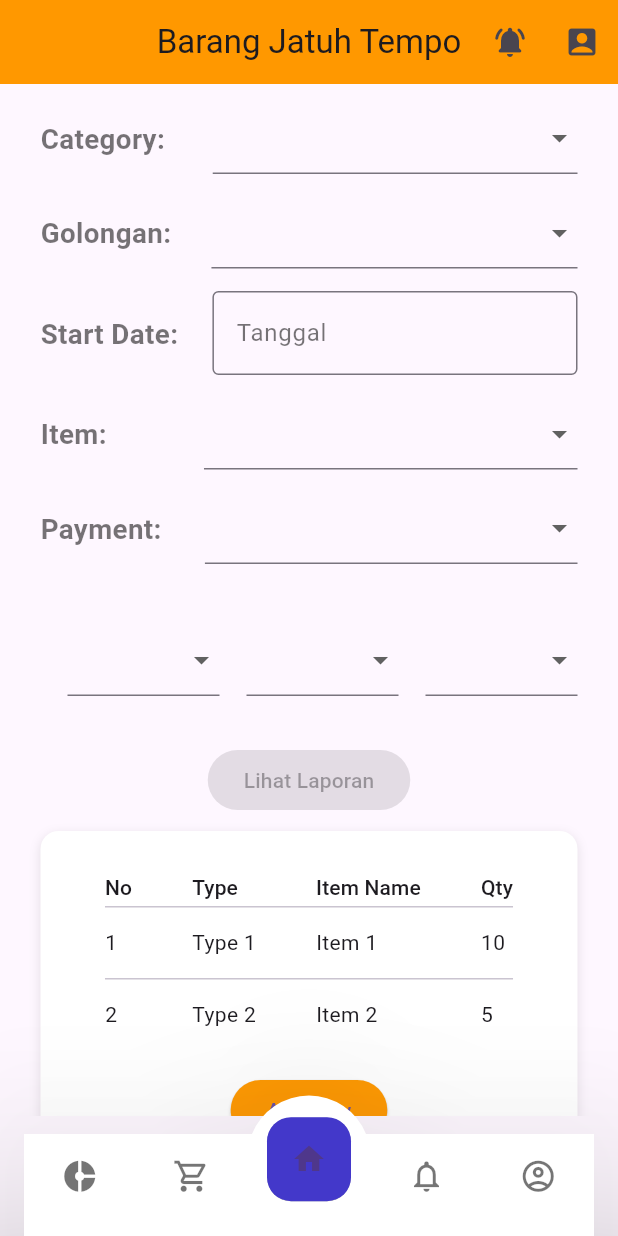
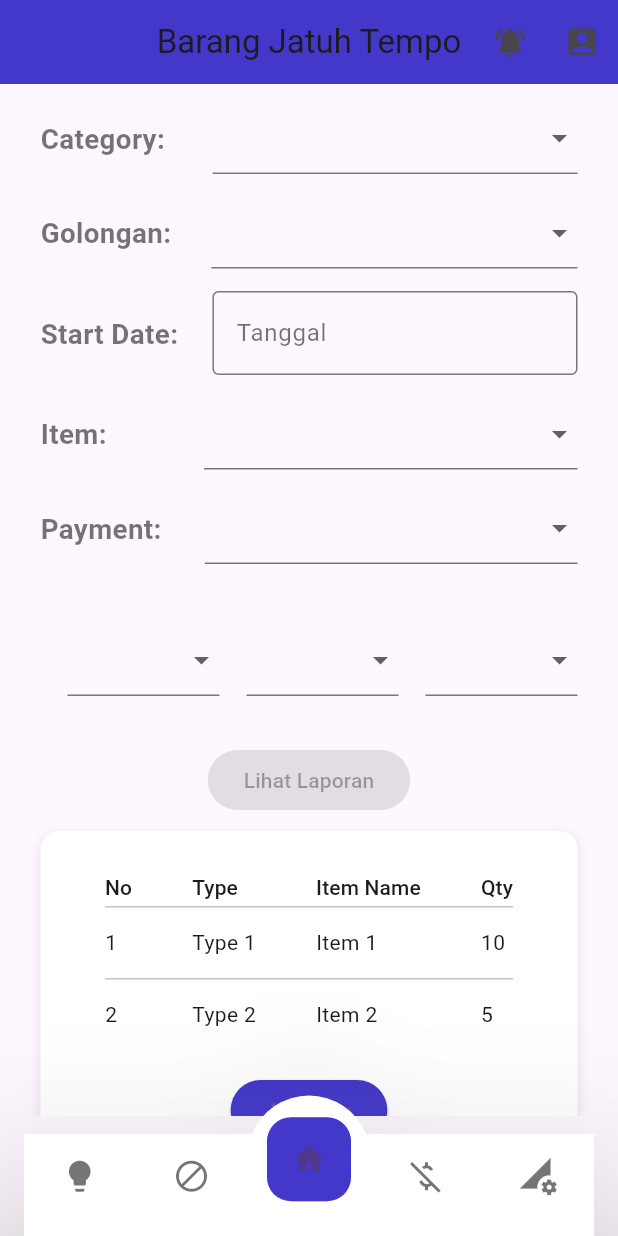
Before and after one commit to hazz01/PharmacyCashierSystem, a Flutter app: the Mobile_Jatuh_Tempo screen opened directly, on a phone screen of 412 x 824 dp. Run offline on Flutter 3.47's test engine with Material 3 defaults, Android fonts, the phone set to English and light mode, and no system bars; our stand-ins replace draggable_home, flutter_spinkit; missing offline and left inert: footer; network calls fail.

Commit message:
fix: main color

```diff
--- a/lib/addBarang.dart
+++ b/lib/addBarang.dart
@@ -41,7 +41,7 @@ class _addBarangState extends State<addBarang> {
     int currentPage = 0;
     return Scaffold(
       appBar: AppBar(
-        automaticallyImplyLeading: false,
+        // automaticallyImplyLeading: false,
         centerTitle: true,
         title:
             const Text("Tambah Barang", style: TextStyle(color: Colors.white)),
--- a/lib/main.dart
+++ b/lib/main.dart
@@ -228,7 +228,7 @@ class _BottomNavBarRaisedInsetFb1State
               children: [
                 NavBarIcon(
                   text: "Home",
-                  icon: Icons.donut_small_sharp,
+                  icon: Icons.lightbulb,
                   selected: widget.onPageChanged == 1,
                   onPressed: () {
                     setState(() {
@@ -250,7 +250,7 @@ class _BottomNavBarRaisedInsetFb1State
                 ),
                 NavBarIcon(
                   text: "Search",
-                  icon: Icons.local_grocery_store_outlined,
+                  icon: Icons.do_not_disturb_alt_outlined,
                   selected: widget.onPageChanged == 2,
                   onPressed: () {
                     setState(() {
@@ -261,7 +261,7 @@ class _BottomNavBarRaisedInsetFb1State
                       PageRouteBuilder(
                         transitionDuration: Duration.zero,
                         pageBuilder: (context, animation, secondaryAnimation) =>
-                            ShowDatabase(),
+                            Mobile_Kosong(),
                       ),
                     );
                   },
@@ -271,7 +271,7 @@ class _BottomNavBarRaisedInsetFb1State
                 const SizedBox(width: 56),
                 NavBarIcon(
                     text: "Cart",
-                    icon: Icons.notifications_none,
+                    icon: Icons.money_off_csred,
                     selected: widget.onPageChanged == 4,
                     onPressed: () {
                       setState(() {
@@ -291,7 +291,7 @@ class _BottomNavBarRaisedInsetFb1State
                     selectedColor: primaryColor),
                 NavBarIcon(
                   text: "Calendar",
-                  icon: Icons.account_circle_outlined,
+                  icon: Icons.perm_data_setting,
                   selected: widget.onPageChanged == 5,
                   onPressed: () {
                     setState(() {
@@ -302,7 +302,7 @@ class _BottomNavBarRaisedInsetFb1State
                       PageRouteBuilder(
                         transitionDuration: Duration.zero,
                         pageBuilder: (context, animation, secondaryAnimation) =>
-                            addBarang(),
+                            Barang(),
                       ),
                     );
                   },
--- a/lib/mobile_jatuhtempo.dart
+++ b/lib/mobile_jatuhtempo.dart
@@ -54,7 +54,7 @@ class _Mobile_Jatuh_TempoState extends State<Mobile_Jatuh_Tempo> {
         title: const Text('Barang Jatuh Tempo'),
         automaticallyImplyLeading: false,
         centerTitle: true,
-        backgroundColor: Colors.orange,
+        backgroundColor: Color(0xff4338CA),
         actions: [
           IconButton(
               onPressed: () {}, icon: Icon(Icons.notifications_active_rounded)),
@@ -93,7 +93,7 @@ class _Mobile_Jatuh_TempoState extends State<Mobile_Jatuh_Tempo> {
                       },
                       decoration: const InputDecoration(
                         focusedBorder: UnderlineInputBorder(
-                            borderSide: BorderSide(color: Colors.orange)),
+                            borderSide: BorderSide(color: Color(0xff4338CA))),
                       ),
                       items: _kategoriList
                           .map<DropdownMenuItem<String>>((String value) {
@@ -135,7 +135,7 @@ class _Mobile_Jatuh_TempoState extends State<Mobile_Jatuh_Tempo> {
                       },
                       decoration: const InputDecoration(
                         focusedBorder: UnderlineInputBorder(
-                            borderSide: BorderSide(color: Colors.orange)),
+                            borderSide: BorderSide(color: Color(0xff4338CA))),
                       ),
                       items: _golonganList
                           .map<DropdownMenuItem<String>>((String value) {
@@ -184,7 +184,7 @@ class _Mobile_Jatuh_TempoState extends State<Mobile_Jatuh_Tempo> {
                       },
                       decoration: const InputDecoration(
                         focusedBorder: OutlineInputBorder(
-                            borderSide: BorderSide(color: Colors.orange)),
+                            borderSide: BorderSide(color: Color(0xff4338CA))),
                         labelText: 'Tanggal',
                         border: OutlineInputBorder(),
                         labelStyle: TextStyle(
@@ -225,7 +225,7 @@ class _Mobile_Jatuh_TempoState extends State<Mobile_Jatuh_Tempo> {
                       },
                       decoration: const InputDecoration(
                         focusedBorder: UnderlineInputBorder(
-                            borderSide: BorderSide(color: Colors.orange)),
+                            borderSide: BorderSide(color: Color(0xff4338CA))),
                       ),
                       items: _itemList
                           .map<DropdownMenuItem<String>>((String value) {
@@ -267,7 +267,7 @@ class _Mobile_Jatuh_TempoState extends State<Mobile_Jatuh_Tempo> {
                       },
                       decoration: const InputDecoration(
                         focusedBorder: UnderlineInputBorder(
-                            borderSide: BorderSide(color: Colors.orange)),
+                            borderSide: BorderSide(color: Color(0xff4338CA))),
                       ),
                       items: _payment
                           .map<DropdownMenuItem<String>>((String value) {
@@ -306,7 +306,7 @@ class _Mobile_Jatuh_TempoState extends State<Mobile_Jatuh_Tempo> {
                       },
                       decoration: const InputDecoration(
                         focusedBorder: UnderlineInputBorder(
-                            borderSide: BorderSide(color: Colors.orange)),
+                            borderSide: BorderSide(color: Color(0xff4338CA))),
                       ),
                       items: _typeList
                           .map<DropdownMenuItem<String>>((String value) {
@@ -341,7 +341,7 @@ class _Mobile_Jatuh_TempoState extends State<Mobile_Jatuh_Tempo> {
                       },
                       decoration: const InputDecoration(
                         focusedBorder: UnderlineInputBorder(
-                            borderSide: BorderSide(color: Colors.orange)),
+                            borderSide: BorderSide(color: Color(0xff4338CA))),
                       ),
                       items: _activeList
                           .map<DropdownMenuItem<String>>((String value) {
@@ -376,7 +376,7 @@ class _Mobile_Jatuh_TempoState extends State<Mobile_Jatuh_Tempo> {
                       },
                       decoration: const InputDecoration(
                         focusedBorder: UnderlineInputBorder(
-                            borderSide: BorderSide(color: Colors.orange)),
+                            borderSide: BorderSide(color: Color(0xff4338CA))),
                       ),
                       items: _cosignList
                           .map<DropdownMenuItem<String>>((String value) {
@@ -400,7 +400,7 @@ class _Mobile_Jatuh_TempoState extends State<Mobile_Jatuh_Tempo> {
                     ? _showReport
                     : null,
                 style: ElevatedButton.styleFrom(
-                  backgroundColor: Colors.orange, // Ubah warna latar belakang
+                  backgroundColor: Color(0xff4338CA), // Ubah warna latar belakang
                   // Ubah warna teks
                 ),
                 child: const Text('Lihat Laporan'),
@@ -504,7 +504,7 @@ class _TableExampleState extends State<TableExample> {
             children: [
               ElevatedButton(
                 style: ElevatedButton.styleFrom(
-                  backgroundColor: Colors.orange, // Ubah warna latar belakang
+                  backgroundColor: Color(0xff4338CA), // Ubah warna latar belakang
                   // Ubah warna teks
                 ),
                 onPressed: addRow,
--- a/lib/mobile_showdatabase.dart
+++ b/lib/mobile_showdatabase.dart
@@ -63,10 +63,10 @@ class _ShowDatabaseState extends State<ShowDatabase> {
 
     return Scaffold(
       appBar: AppBar(
-        automaticallyImplyLeading: false,
+        // automaticallyImplyLeading: false,
         centerTitle: true,
         title:
-            const Text("Main Databases", style: TextStyle(color: Colors.white)),
+          const Text("Main Databases", style: TextStyle(color: Colors.white)),
         backgroundColor: Color(0xff4338CA),
         flexibleSpace: Container(
           decoration: const BoxDecoration(
```
Also changed, not shown: lib/login.dart (+4 -4 lines), lib/mobile_barang.dart (+56 -11 lines), lib/mobile_kosong.dart (+11 -11 lines), images/image_2024-03-14_055740712-transformed.png (added).
